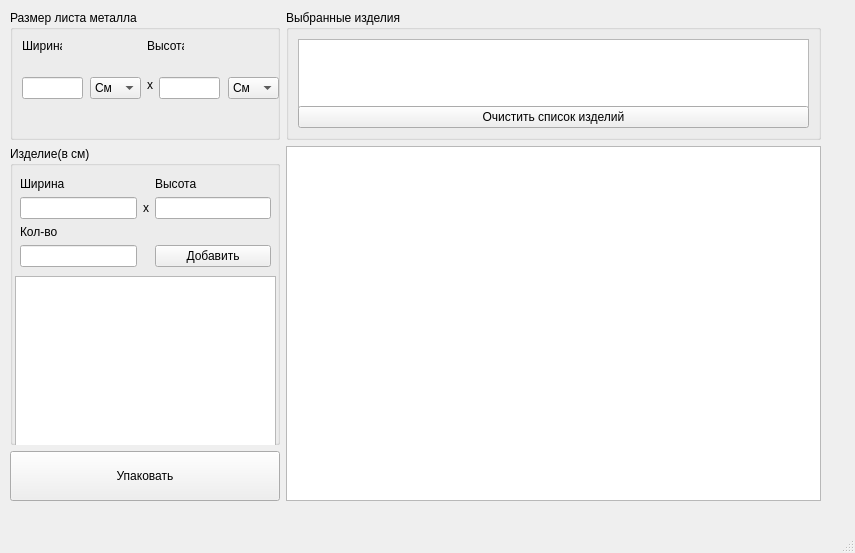
Qt form qt/pack/packui.ui (Dobrynia100/Packing) before a commit.
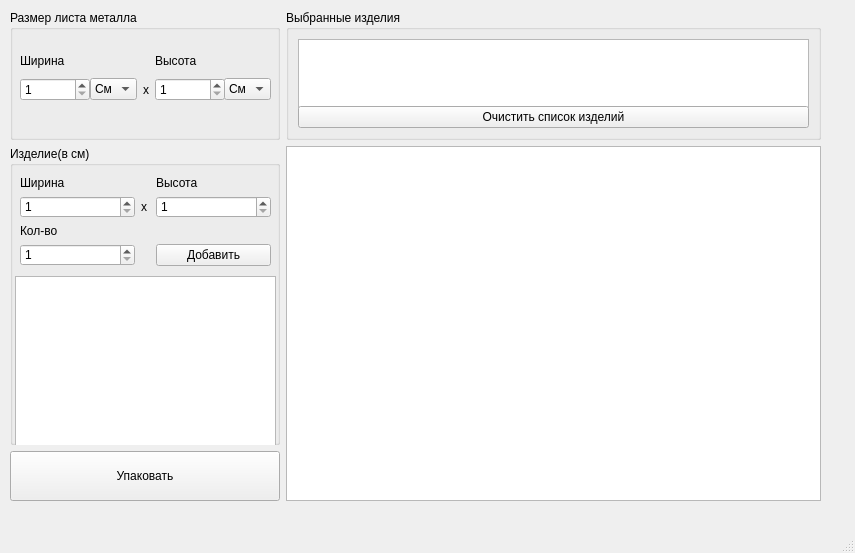
The same form after that commit.

Commit message: Bug_fixes, lineEdit->spinBox

```diff
--- a/qt/pack/packui.ui
+++ b/qt/pack/packui.ui
@@ -51,63 +51,6 @@
      </rect>
     </property>
     <layout class="QGridLayout" name="gridLayout_3">
-     <item row="0" column="1">
-      <widget class="QGroupBox" name="groupBox_2">
-       <property name="sizePolicy">
-        <sizepolicy hsizetype="Preferred" vsizetype="Minimum">
-         <horstretch>0</horstretch>
-         <verstretch>0</verstretch>
-        </sizepolicy>
-       </property>
-       <property name="minimumSize">
-        <size>
-         <width>0</width>
-         <height>80</height>
-        </size>
-       </property>
-       <property name="title">
-        <string>Выбранные изделия</string>
-       </property>
-       <layout class="QGridLayout" name="gridLayout_2">
-        <item row="0" column="0">
-         <widget class="QGraphicsView" name="graphicsView">
-          <property name="sizePolicy">
-           <sizepolicy hsizetype="Expanding" vsizetype="Minimum">
-            <horstretch>0</horstretch>
-            <verstretch>0</verstretch>
-           </sizepolicy>
-          </property>
-          <property name="minimumSize">
-           <size>
-            <width>130</width>
-            <height>70</height>
-           </size>
-          </property>
-         </widget>
-        </item>
-        <item row="1" column="0">
-         <widget class="QPushButton" name="ClearButton">
-          <property name="text">
-           <string>Очистить список изделий</string>
-          </property>
-         </widget>
-        </item>
-       </layout>
-      </widget>
-     </item>
-     <item row="3" column="0">
-      <widget class="QPushButton" name="PackButton">
-       <property name="minimumSize">
-        <size>
-         <width>0</width>
-         <height>50</height>
-        </size>
-       </property>
-       <property name="text">
-        <string>Упаковать</string>
-       </property>
-      </widget>
-     </item>
      <item row="1" column="0" rowspan="2">
       <widget class="QGroupBox" name="groupBox">
        <property name="sizePolicy">
@@ -135,20 +78,17 @@
          </rect>
         </property>
         <layout class="QGridLayout" name="gridLayout">
-         <item row="0" column="2">
-          <widget class="QLabel" name="label_2">
+         <item row="1" column="1">
+          <widget class="QLabel" name="label_3">
            <property name="text">
-            <string>Высота</string>
+            <string>x</string>
            </property>
           </widget>
          </item>
-         <item row="1" column="0">
-          <widget class="QLineEdit" name="lineEdit"/>
-         </item>
-         <item row="3" column="2">
-          <widget class="QPushButton" name="pushButton">
+         <item row="0" column="0">
+          <widget class="QLabel" name="label">
            <property name="text">
-            <string>Добавить</string>
+            <string>Ширина</string>
            </property>
           </widget>
          </item>
@@ -159,25 +99,61 @@
            </property>
           </widget>
          </item>
-         <item row="1" column="1">
-          <widget class="QLabel" name="label_3">
+         <item row="3" column="2">
+          <widget class="QPushButton" name="pushButton">
            <property name="text">
-            <string>x</string>
+            <string>Добавить</string>
            </property>
           </widget>
          </item>
-         <item row="0" column="0">
-          <widget class="QLabel" name="label">
+         <item row="0" column="2">
+          <widget class="QLabel" name="label_2">
            <property name="text">
-            <string>Ширина</string>
+            <string>Высота</string>
            </property>
           </widget>
          </item>
-         <item row="1" column="2">
-          <widget class="QLineEdit" name="lineEdit_2"/>
-         </item>
          <item row="3" column="0">
-          <widget class="QLineEdit" name="lineEdit_3"/>
+          <widget class="QSpinBox" name="spinBox">
+           <property name="minimum">
+            <number>1</number>
+           </property>
+           <property name="maximum">
+            <number>999</number>
+           </property>
+          </widget>
+         </item>
+         <item row="1" column="0">
+          <widget class="QSpinBox" name="spinBox_4">
+           <property name="minimumSize">
+            <size>
+             <width>115</width>
+             <height>0</height>
+            </size>
+           </property>
+           <property name="minimum">
+            <number>1</number>
+           </property>
+           <property name="maximum">
+            <number>9999</number>
+           </property>
+          </widget>
+         </item>
+         <item row="1" column="2">
+          <widget class="QSpinBox" name="spinBox_5">
+           <property name="minimumSize">
+            <size>
+             <width>115</width>
+             <height>0</height>
+            </size>
+           </property>
+           <property name="minimum">
+            <number>1</number>
+           </property>
+           <property name="maximum">
+            <number>9999</number>
+           </property>
+          </widget>
          </item>
         </layout>
        </widget>
@@ -193,6 +169,19 @@
        </widget>
       </widget>
      </item>
+     <item row="3" column="0">
+      <widget class="QPushButton" name="PackButton">
+       <property name="minimumSize">
+        <size>
+         <width>0</width>
+         <height>50</height>
+        </size>
+       </property>
+       <property name="text">
+        <string>Упаковать</string>
+       </property>
+      </widget>
+     </item>
      <item row="1" column="1" rowspan="3">
       <widget class="QGraphicsView" name="graphicsView_2">
        <property name="sizePolicy">
@@ -212,6 +201,50 @@
        </property>
       </widget>
      </item>
+     <item row="0" column="1">
+      <widget class="QGroupBox" name="groupBox_2">
+       <property name="sizePolicy">
+        <sizepolicy hsizetype="Preferred" vsizetype="Minimum">
+         <horstretch>0</horstretch>
+         <verstretch>0</verstretch>
+        </sizepolicy>
+       </property>
+       <property name="minimumSize">
+        <size>
+         <width>0</width>
+         <height>80</height>
+        </size>
+       </property>
+       <property name="title">
+        <string>Выбранные изделия</string>
+       </property>
+       <layout class="QGridLayout" name="gridLayout_2">
+        <item row="0" column="0">
+         <widget class="QGraphicsView" name="graphicsView">
+          <property name="sizePolicy">
+           <sizepolicy hsizetype="Expanding" vsizetype="Minimum">
+            <horstretch>0</horstretch>
+            <verstretch>0</verstretch>
+           </sizepolicy>
+          </property>
+          <property name="minimumSize">
+           <size>
+            <width>130</width>
+            <height>70</height>
+           </size>
+          </property>
+         </widget>
+        </item>
+        <item row="1" column="0">
+         <widget class="QPushButton" name="ClearButton">
+          <property name="text">
+           <string>Очистить список изделий</string>
+          </property>
+         </widget>
+        </item>
+       </layout>
+      </widget>
+     </item>
      <item row="0" column="0">
       <widget class="QGroupBox" name="groupBox_3">
        <property name="sizePolicy">
@@ -229,107 +262,98 @@
        <property name="title">
         <string>Размер листа металла</string>
        </property>
-       <widget class="QLineEdit" name="lineEdit_4">
+       <widget class="QWidget" name="">
         <property name="geometry">
          <rect>
-          <x>12</x>
-          <y>67</y>
-          <width>61</width>
-          <height>22</height>
+          <x>10</x>
+          <y>40</y>
+          <width>251</width>
+          <height>51</height>
          </rect>
         </property>
-        <property name="inputMask">
-         <string comment="999999" extracomment="999999"/>
-        </property>
-       </widget>
-       <widget class="QLabel" name="label_5">
-        <property name="geometry">
-         <rect>
-          <x>12</x>
-          <y>28</y>
-          <width>40</width>
-          <height>16</height>
-         </rect>
-        </property>
-        <property name="text">
-         <string>Ширина</string>
-        </property>
-       </widget>
-       <widget class="QLabel" name="label_6">
-        <property name="geometry">
-         <rect>
-          <x>137</x>
-          <y>28</y>
-          <width>37</width>
-          <height>16</height>
-         </rect>
-        </property>
-        <property name="text">
-         <string>Высота</string>
-        </property>
-       </widget>
-       <widget class="QLabel" name="label_7">
-        <property name="geometry">
-         <rect>
-          <x>137</x>
-          <y>67</y>
-          <width>16</width>
-          <height>16</height>
-         </rect>
-        </property>
-        <property name="text">
-         <string>x</string>
-        </property>
-       </widget>
-       <widget class="QLineEdit" name="lineEdit_5">
-        <property name="geometry">
-         <rect>
-          <x>149</x>
-          <y>67</y>
-          <width>61</width>
-          <height>22</height>
-         </rect>
-        </property>
-       </widget>
-       <widget class="QComboBox" name="comboBox">
-        <property name="geometry">
-         <rect>
-          <x>80</x>
-          <y>67</y>
-          <width>51</width>
-          <height>22</height>
-         </rect>
-        </property>
-        <item>
-         <property name="text">
-          <string>См</string>
-         </property>
-        </item>
-        <item>
-         <property name="text">
-          <string>М</string>
-         </property>
-        </item>
-       </widget>
-       <widget class="QComboBox" name="comboBox_2">
-        <property name="geometry">
-         <rect>
-          <x>218</x>
-          <y>67</y>
-          <width>51</width>
-          <height>22</height>
-         </rect>
-        </property>
-        <item>
-         <property name="text">
-          <string>См</string>
-         </property>
-        </item>
-        <item>
-         <property name="text">
-          <string>М</string>
-         </property>
-        </item>
+        <layout class="QGridLayout" name="gridLayout_4">
+         <item row="1" column="4">
+          <widget class="QComboBox" name="comboBox_2">
+           <item>
+            <property name="text">
+             <string>См</string>
+            </property>
+           </item>
+           <item>
+            <property name="text">
+             <string>М</string>
+            </property>
+           </item>
+          </widget>
+         </item>
+         <item row="1" column="1">
+          <widget class="QComboBox" name="comboBox">
+           <item>
+            <property name="text">
+             <string>См</string>
+            </property>
+           </item>
+           <item>
+            <property name="text">
+             <string>М</string>
+            </property>
+           </item>
+          </widget>
+         </item>
+         <item row="1" column="2" alignment="Qt::AlignHCenter">
+          <widget class="QLabel" name="label_7">
+           <property name="text">
+            <string>x</string>
+           </property>
+          </widget>
+         </item>
+         <item row="1" column="3">
+          <widget class="QSpinBox" name="spinBox_3">
+           <property name="minimumSize">
+            <size>
+             <width>70</width>
+             <height>0</height>
+            </size>
+           </property>
+           <property name="minimum">
+            <number>1</number>
+           </property>
+           <property name="maximum">
+            <number>9999</number>
+           </property>
+          </widget>
+         </item>
+         <item row="1" column="0">
+          <widget class="QSpinBox" name="spinBox_2">
+           <property name="minimumSize">
+            <size>
+             <width>70</width>
+             <height>0</height>
+            </size>
+           </property>
+           <property name="minimum">
+            <number>1</number>
+           </property>
+           <property name="maximum">
+            <number>9999</number>
+           </property>
+          </widget>
+         </item>
+         <item row="0" column="0">
+          <widget class="QLabel" name="label_5">
+           <property name="text">
+            <string>Ширина</string>
+           </property>
+          </widget>
+         </item>
+         <item row="0" column="3">
+          <widget class="QLabel" name="label_6">
+           <property name="text">
+            <string>Высота</string>
+           </property>
+          </widget>
+         </item>
+        </layout>
        </widget>
       </widget>
      </item>
```
The commit also changes 3 other files.
